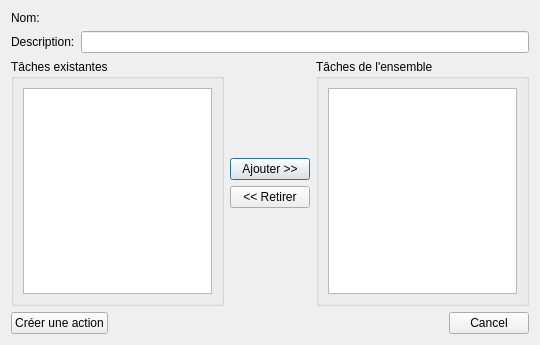
Qt form InfoDynamiqueQt/Vues/vuegestionensemble.ui (AlexandreGirardin/ProjetAnalyse) before a commit.
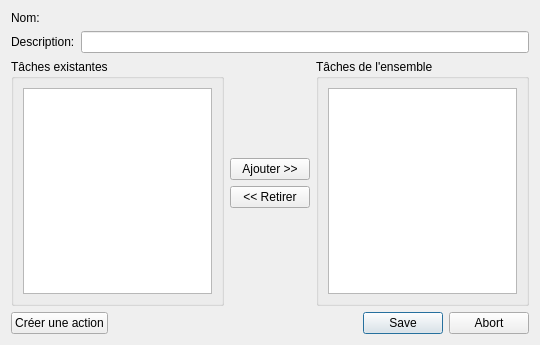
The same form after that commit. Icons and pictures are not drawn.

```diff
--- a/InfoDynamiqueQt/Vues/vuegestionensemble.ui
+++ b/InfoDynamiqueQt/Vues/vuegestionensemble.ui
@@ -138,7 +138,7 @@
         <enum>Qt::Horizontal</enum>
        </property>
        <property name="standardButtons">
-        <set>QDialogButtonBox::Cancel</set>
+        <set>QDialogButtonBox::Abort|QDialogButtonBox::Save</set>
        </property>
       </widget>
      </item>
```
Left out of the diff: 8 changed lines with no effect on the pictures.
